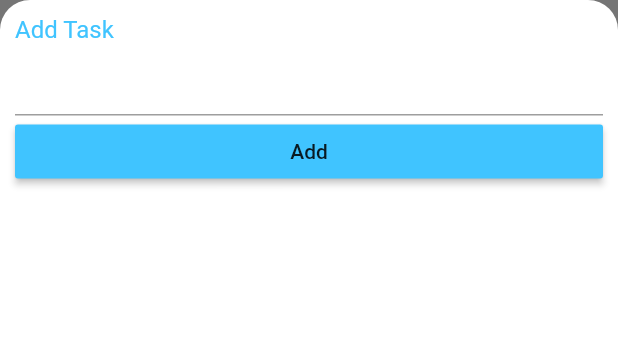
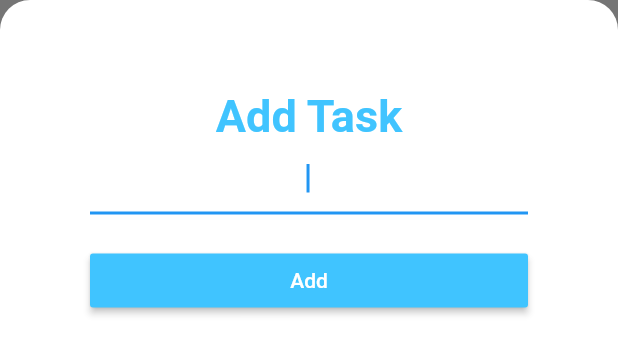
Before and after one commit to ortizen/todoey, a Flutter app: the AddTaskScreen widget shown alone on an empty page, opened directly, on a phone screen of 412 x 824 dp. Shown: the top 354 px of the screen. Run offline on Flutter 3.47's test engine with Material 2 defaults, Android fonts, the phone set to English and light mode, and no system bars.

Commit message:
Challenge passed

```diff
--- a/lib/screens/add_task_screen.dart
+++ b/lib/screens/add_task_screen.dart
@@ -15,27 +15,45 @@ class AddTaskScreen extends StatelessWidget {
         ),
         child: Center(
           child: Padding(
-            padding: const EdgeInsets.all(10.0),
+            padding: const EdgeInsets.all(60.0),
             child: Column(
               crossAxisAlignment: CrossAxisAlignment.stretch,
               children: <Widget>[
-                Text(
-                  'Add Task',
-                  style: TextStyle(
-                    color: Colors.lightBlueAccent,
-                    fontSize: 16,
+                Center(
+                  child: Text(
+                    'Add Task',
+                    style: TextStyle(
+                      color: Colors.lightBlueAccent,
+                      fontSize: 30,
+                      fontWeight: FontWeight.bold,
+                    ),
                   ),
                 ),
                 TextField(
+                  autofocus: true,
+                  textAlign: TextAlign.center,
                   decoration: InputDecoration(
-                    fillColor: Colors.white,
-                    enabled: true,
-                  ),
+                      fillColor: Colors.white,
+                      border: UnderlineInputBorder(
+                        borderSide: BorderSide(
+                          width: 20.0,
+                          color: Colors.lightBlueAccent,
+                        ),
+                      )),
+                ),
+                SizedBox(
+                  height: 20.0,
                 ),
                 MaterialButton(
                   onPressed: () {},
                   color: Colors.lightBlueAccent,
-                  child: Text('Add'),
+                  child: Text(
+                    'Add',
+                    textAlign: TextAlign.center,
+                    style: TextStyle(
+                      color: Colors.white,
+                    ),
+                  ),
                 ),
               ],
             ),
```
